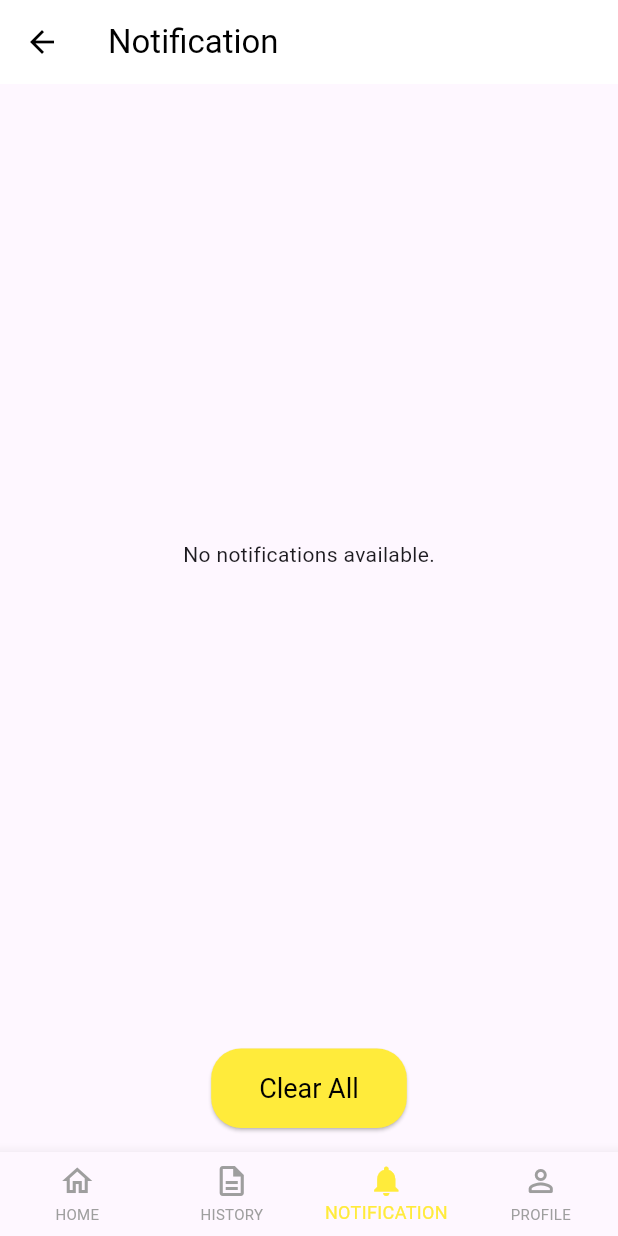
After one commit to WildanHF/tubes_mobilee, a Flutter app: the Navbar screen opened by its route, item 3 of the bottom bar chosen, after a tap on "Clear All", on a phone screen of 412 x 824 dp. The commit adds this screen. Run offline on Flutter 3.47's test engine with Material 3 defaults, Android fonts, the phone set to English and light mode, and no system bars; our stand-ins replace cool_alert.

Commit message:
Menambahkan profile, History, Notif

```diff
--- /dev/null
+++ b/tubes/lib/Home/Historypage.dart
@@ -0,0 +1,99 @@
+import 'package:flutter/material.dart';
+
+class Historypage extends StatelessWidget {
+  const Historypage({super.key});
+
+  @override
+  Widget build(BuildContext context) {
+    return Scaffold(
+      appBar: AppBar(
+        title: const Text('History'),
+        backgroundColor: Colors.white,
+        foregroundColor: Colors.black,
+        elevation: 0,
+      ),
+      body: Column(
+        children: [
+          Expanded(
+            child: ListView(
+              children: const [
+                NotificationItem(
+                  icon: Icons.attach_money_outlined,
+                  title: 'Donate to Isha Foundation',
+                  subtitle: '08 Nov 2023 • 9:40 PM',
+                  amount: 'Rp. 50.000',
+                ),
+                NotificationItem(
+                  icon: Icons.attach_money_outlined,
+                  title: 'Donate to Isha Foundation',
+                  subtitle: '06 Nov 2023 • 2:09 PM',
+                  amount: 'Rp. 75.000',
+                ),
+                NotificationItem(
+                  icon: Icons.attach_money_outlined,
+                  title: 'Donate to Isha Foundation',
+                  subtitle: '04 Nov 2023 • 1:09 PM',
+                  amount: 'Rp. 150.000',
+                ),
+                NotificationItem(
+                  icon: Icons.attach_money_outlined,
+                  title: 'Donate to Isha Foundation',
+                  subtitle: '01 Nov 2023 • 12:09 PM',
+                  amount: 'Rp. 50.000',
+                ),
+                NotificationItem(
+                  icon: Icons.fastfood,
+                  title: 'Donate to Isha Foundation',
+                  subtitle: '01 Nov 2023 • 12:09 PM',
+                  amount: '5 Kg',
+                ),
+                NotificationItem(
+                  icon: Icons.fastfood,
+                  title: 'Donate to Isha Foundation',
+                  subtitle: '01 Nov 2023 • 12:09 PM',
+                  amount: '1 Kg',
+                ),
+              ],
+            ),
+          )
+        ],
+      ),
+    );
+  }
+}
+
+class NotificationItem extends StatelessWidget {
+  final IconData icon;
+  final String title;
+  final String subtitle;
+  final String amount;
+
+  const NotificationItem({
+    super.key,
+    required this.icon,
+    required this.title,
+    required this.subtitle,
+    required this.amount,
+  });
+
+  @override
+  Widget build(BuildContext context) {
+    return ListTile(
+      leading: CircleAvatar(
+        backgroundColor: Colors.yellow,
+        child: Icon(icon, color: Colors.black),
+      ),
+      title: Text(
+        title,
+        style: const TextStyle(fontWeight: FontWeight.bold),
+      ),
+      subtitle: Text(subtitle),
+      trailing: Text(
+        amount,
+        style: const TextStyle(fontWeight: FontWeight.bold),
+      ),
+      contentPadding:
+          const EdgeInsets.symmetric(horizontal: 16.0, vertical: 8.0),
+    );
+  }
+}
--- /dev/null
+++ b/tubes/lib/Home/Homepage.dart
@@ -0,0 +1,16 @@
+// ignore_for_file: prefer_const_constructors
+import 'package:flutter/material.dart';
+
+class Homepage extends StatelessWidget {
+  const Homepage({super.key});
+  @override
+  Widget build(BuildContext context) {
+    return SafeArea(
+      child: SafeArea(
+          child: Text(
+        " HOME PAGE",
+        style: TextStyle(fontSize: 30, fontWeight: FontWeight.bold),
+      )),
+    );
+  }
+}
--- /dev/null
+++ b/tubes/lib/Home/Notifpage.dart
@@ -0,0 +1,149 @@
+import 'package:flutter/material.dart';
+
+class NotifPage extends StatefulWidget {
+  const NotifPage({super.key});
+
+  @override
+  _NotifPageState createState() => _NotifPageState();
+}
+
+class _NotifPageState extends State<NotifPage> {
+  // List of notifications
+  List<Map<String, String>> notifications = [
+    {
+      'icon': 'phone',
+      'title': 'Donate to Isha Foundation',
+      'subtitle': '08 Nov 2023 • 9:40 PM',
+      'amount': 'Rp. 50.000'
+    },
+    {
+      'icon': 'phone',
+      'title': 'Donate to Isha Foundation',
+      'subtitle': '06 Nov 2023 • 2:09 PM',
+      'amount': 'Rp. 75.000'
+    },
+    {
+      'icon': 'phone',
+      'title': 'Donate to Isha Foundation',
+      'subtitle': '04 Nov 2023 • 1:09 PM',
+      'amount': 'Rp. 150.000'
+    },
+    {
+      'icon': 'phone',
+      'title': 'Donate to Isha Foundation',
+      'subtitle': '01 Nov 2023 • 12:09 PM',
+      'amount': 'Rp. 50.000'
+    },
+    {
+      'icon': 'fastfood',
+      'title': 'Donate to Isha Foundation',
+      'subtitle': '01 Nov 2023 • 12:09 PM',
+      'amount': '5 Kg'
+    },
+    {
+      'icon': 'fastfood',
+      'title': 'Donate to Isha Foundation',
+      'subtitle': '01 Nov 2023 • 12:09 PM',
+      'amount': '1 Kg'
+    },
+  ];
+
+  // Function to clear all notifications
+  void clearAllNotifications() {
+    setState(() {
+      notifications.clear();
+    });
+  }
+
+  @override
+  Widget build(BuildContext context) {
+    return Scaffold(
+      appBar: AppBar(
+        title: const Text('Notification'),
+        backgroundColor: Colors.white,
+        foregroundColor: Colors.black,
+        elevation: 0,
+      ),
+      body: Column(
+        children: [
+          Expanded(
+            child: notifications.isEmpty
+                ? const Center(child: Text('No notifications available.'))
+                : ListView.builder(
+                    itemCount: notifications.length,
+                    itemBuilder: (context, index) {
+                      var notification = notifications[index];
+                      return NotificationItem(
+                        icon: notification['icon'] == 'phone'
+                            ? Icons.attach_money_outlined
+                            : Icons.fastfood,
+                        title: notification['title']!,
+                        subtitle: notification['subtitle']!,
+                        amount: notification['amount']!,
+                      );
+                    },
+                  ),
+          ),
+          Padding(
+            padding: const EdgeInsets.all(16.0),
+            child: ElevatedButton(
+              onPressed: clearAllNotifications,
+              style: ElevatedButton.styleFrom(
+                backgroundColor: Colors.yellow,
+                shape: RoundedRectangleBorder(
+                  borderRadius: BorderRadius.circular(20.0),
+                ),
+                minimumSize: const Size(100, 50),
+                padding: const EdgeInsets.symmetric(
+                    vertical: 16.0, horizontal: 32.0),
+                textStyle: const TextStyle(fontSize: 18),
+              ),
+              child: const Text(
+                'Clear All',
+                style: TextStyle(
+                  color: Colors.black,
+                ),
+              ),
+            ),
+          ),
+        ],
+      ),
+    );
+  }
+}
+
+class NotificationItem extends StatelessWidget {
+  final IconData icon;
+  final String title;
+  final String subtitle;
+  final String amount;
+
+  const NotificationItem({
+    super.key,
+    required this.icon,
+    required this.title,
+    required this.subtitle,
+    required this.amount,
+  });
+
+  @override
+  Widget build(BuildContext context) {
+    return ListTile(
+      leading: CircleAvatar(
+        backgroundColor: Colors.yellow,
+        child: Icon(icon, color: Colors.black),
+      ),
+      title: Text(
+        title,
+        style: const TextStyle(fontWeight: FontWeight.bold),
+      ),
+      subtitle: Text(subtitle),
+      trailing: Text(
+        amount,
+        style: const TextStyle(fontWeight: FontWeight.bold),
+      ),
+      contentPadding:
+          const EdgeInsets.symmetric(horizontal: 16.0, vertical: 8.0),
+    );
+  }
+}
--- /dev/null
+++ b/tubes/lib/Home/Profilepage.dart
@@ -0,0 +1,169 @@
+import 'package:flutter/material.dart';
+import 'package:tubes/Home/ContactUs.dart';
+import 'package:tubes/sreens/login.dart';
+
+class Profilepage extends StatelessWidget {
+  const Profilepage({super.key});
+
+  @override
+  Widget build(BuildContext context) {
+    return SafeArea(
+      child: Scaffold(
+        body: Container(
+          // Background image is applied to the entire screen here
+          decoration: const BoxDecoration(
+            image: DecorationImage(
+              image: AssetImage('assets/lapar.jpg'), // Your background image
+              fit: BoxFit.cover,
+              opacity: 0.15,
+            ),
+          ),
+          child: SingleChildScrollView(
+            child: Padding(
+              padding: const EdgeInsets.all(10.0),
+              child: Column(
+                children: <Widget>[
+                  const Column(
+                    children: [
+                      Text(
+                        'Profile',
+                        style: TextStyle(
+                          fontSize: 20,
+                          fontWeight: FontWeight.bold,
+                          color: Colors.black,
+                        ),
+                      ),
+                      SizedBox(height: 10),
+                      CircleAvatar(
+                        radius: 50,
+                        backgroundImage: NetworkImage(
+                          'https://i.stack.imgur.com/l60Hf.png', // Your profile image URL
+                        ),
+                      ),
+                      SizedBox(height: 10),
+                      Text(
+                        'Jhon Doe',
+                        style: TextStyle(
+                          fontSize: 16,
+                          fontWeight: FontWeight.bold,
+                        ),
+                      ),
+                      SizedBox(height: 40),
+                    ],
+                  ),
+                  Column(
+                    children: [
+                      // Aligned 'General' text to the left
+                      const Padding(
+                        padding: EdgeInsets.symmetric(horizontal: 16.0),
+                        child: Align(
+                          alignment: Alignment.centerLeft,
+                          child: Text(
+                            'General',
+                            style: TextStyle(
+                              fontSize: 18,
+                              fontWeight: FontWeight.bold,
+                              color: Colors.black,
+                            ),
+                          ),
+                        ),
+                      ),
+                      const SizedBox(height: 10),
+                      Container(
+                        margin: const EdgeInsets.symmetric(horizontal: 16.0),
+                        decoration: BoxDecoration(
+                          color: Colors.yellow,
+                          borderRadius: BorderRadius.circular(10.0),
+                        ),
+                        child: const ListTile(
+                          leading: Icon(Icons.lock),
+                          title: Text('Change Password'),
+                          trailing: Icon(Icons.arrow_forward_ios),
+                        ),
+                      ),
+                      const SizedBox(height: 20),
+                      // More Section
+                      Column(
+                        children: [
+                          // Aligned 'More' text to the left
+                          const Padding(
+                            padding: EdgeInsets.symmetric(horizontal: 16.0),
+                            child: Align(
+                              alignment: Alignment.centerLeft,
+                              child: Text(
+                                'More',
+                                style: TextStyle(
+                                  fontSize: 18,
+                                  fontWeight: FontWeight.bold,
+                                  color: Colors.black,
+                                ),
+                              ),
+                            ),
+                          ),
+                          const SizedBox(height: 10),
+                          // Contact Us
+                          Container(
+                            margin:
+                                const EdgeInsets.symmetric(horizontal: 16.0),
+                            decoration: BoxDecoration(
+                              color: Colors.yellow,
+                              borderRadius: BorderRadius.circular(10.0),
+                            ),
+                            child: ListTile(
+                              leading: const Icon(Icons.phone),
+                              title: const Text('Contact Us'),
+                              trailing: const Icon(Icons.arrow_forward_ios),
+                              onTap: () {
+                                // Navigasi ke halaman ContactUs
+                                Navigator.push(
+                                  context,
+                                  MaterialPageRoute(
+                                    builder: (context) => const ContactUs(),
+                                  ),
+                                );
+                              },
+                            ),
+                          ),
+                          const SizedBox(height: 10),
+                          // Logout Button
+                          Container(
+                            margin:
+                                const EdgeInsets.symmetric(horizontal: 16.0),
+                            decoration: BoxDecoration(
+                              color: Colors.yellow,
+                              borderRadius: BorderRadius.circular(10.0),
+                            ),
+                            child: ListTile(
+                              leading:
+                                  const Icon(Icons.logout, color: Colors.red),
+                              title: const Text(
+                                'Logout',
+                                style: TextStyle(color: Colors.black),
+                              ),
+                              trailing: const Icon(Icons.arrow_forward_ios,
+                                  color: Colors.black),
+                              onTap: () {
+                                // Navigasi ke halaman login
+                                Navigator.pushReplacement(
+                                  context,
+                                  MaterialPageRoute(
+                                      builder: (context) =>
+                                          LoginPage()), // Ganti LoginPage dengan halaman login Anda
+                                );
+                              },
+                            ),
+                          ),
+                        ],
+                      ),
+                      const SizedBox(height: 30),
+                    ],
+                  ),
+                ],
+              ),
+            ),
+          ),
+        ),
+      ),
+    );
+  }
+}
--- a/tubes/lib/main.dart
+++ b/tubes/lib/main.dart
@@ -1,6 +1,11 @@
 import 'package:flutter/material.dart';
+import 'package:tubes/Home/Historypage.dart';
+import 'package:tubes/Home/Homepage.dart';
+import 'package:tubes/home/Profilepage.dart';
+import 'package:tubes/sreens/login.dart';
 import 'package:tubes/sreens/registrasi.dart';
 import 'package:tubes/sreens/opening.dart';
+import 'package:tubes/Home/Notifpage.dart';
 
 void main() {
   runApp(const MyApp());
@@ -8,12 +13,102 @@ void main() {
 
 class MyApp extends StatelessWidget {
   const MyApp({super.key});
+// This widget is the root of your application.
+  @override
+  Widget build(BuildContext context) {
+// ignore: prefer_const_constructors
+    return MaterialApp(
+      title: 'Pangan Nusantara',
+      theme: ThemeData(
+        visualDensity: VisualDensity.adaptivePlatformDensity,
+        inputDecorationTheme: InputDecorationTheme(
+          border: OutlineInputBorder(
+            borderRadius: BorderRadius.circular(10),
+          ),
+        ),
+        elevatedButtonTheme: ElevatedButtonThemeData(
+          style: ElevatedButton.styleFrom(
+            shape: RoundedRectangleBorder(
+              borderRadius: BorderRadius.circular(10),
+            ),
+            padding: const EdgeInsets.symmetric(vertical: 16),
+          ),
+        ),
+      ),
+      home: Opening(),
+      routes: {
+        '/login': (context) => LoginPage(),
+        '/register': (context) => const Registrasi(),
+        '/main': (context) => const Navbar(),
+      },
+    );
+  }
+}
+
+class Navbar extends StatefulWidget {
+  const Navbar({super.key});
+
+  @override
+  _NavbarState createState() => _NavbarState();
+}
+
+class _NavbarState extends State<Navbar> {
+  int _currentIndex = 0;
+  final List<Widget> _pages = [
+    const Homepage(),
+    const Historypage(),
+    const NotifPage(),
+    const Profilepage(), // Profile page placeholder
+  ];
+
+  void _onItemClick(int index) {
+    setState(() {
+      _currentIndex = index;
+    });
+  }
 
   @override
   Widget build(BuildContext context) {
-    return MaterialApp(
-      debugShowCheckedModeBanner: false,
-      home: Opening(),
+    return Scaffold(
+      body: IndexedStack(
+        index: _currentIndex,
+        children: _pages,
+      ),
+      bottomNavigationBar: BottomNavigationBar(
+        type: BottomNavigationBarType.fixed,
+        currentIndex: _currentIndex,
+        selectedItemColor: Colors.yellow,
+        unselectedItemColor: Colors.grey,
+        onTap: _onItemClick,
+        selectedLabelStyle: const TextStyle(
+          fontSize: 12, // Ukuran font saat item dipilih
+        ),
+        unselectedLabelStyle: const TextStyle(
+          fontSize: 10, // Ukuran font saat item tidak dipilih
+        ),
+        items: const [
+          BottomNavigationBarItem(
+            icon: Icon(Icons.home_outlined),
+            activeIcon: Icon(Icons.home_rounded),
+            label: 'HOME',
+          ),
+          BottomNavigationBarItem(
+            icon: Icon(Icons.description_outlined),
+            activeIcon: Icon(Icons.description),
+            label: 'HISTORY',
+          ),
+          BottomNavigationBarItem(
+            icon: Icon(Icons.notifications_outlined),
+            activeIcon: Icon(Icons.notifications),
+            label: 'NOTIFICATION',
+          ),
+          BottomNavigationBarItem(
+            icon: Icon(Icons.person_outline_rounded),
+            activeIcon: Icon(Icons.person_rounded),
+            label: 'PROFILE',
+          ),
+        ],
+      ),
     );
   }
 }
```
Also changed, not shown: tubes/lib/Home/ContactUs.dart (added, +116 -0 lines), tubes/lib/sreens/login.dart (+39 -48 lines).
